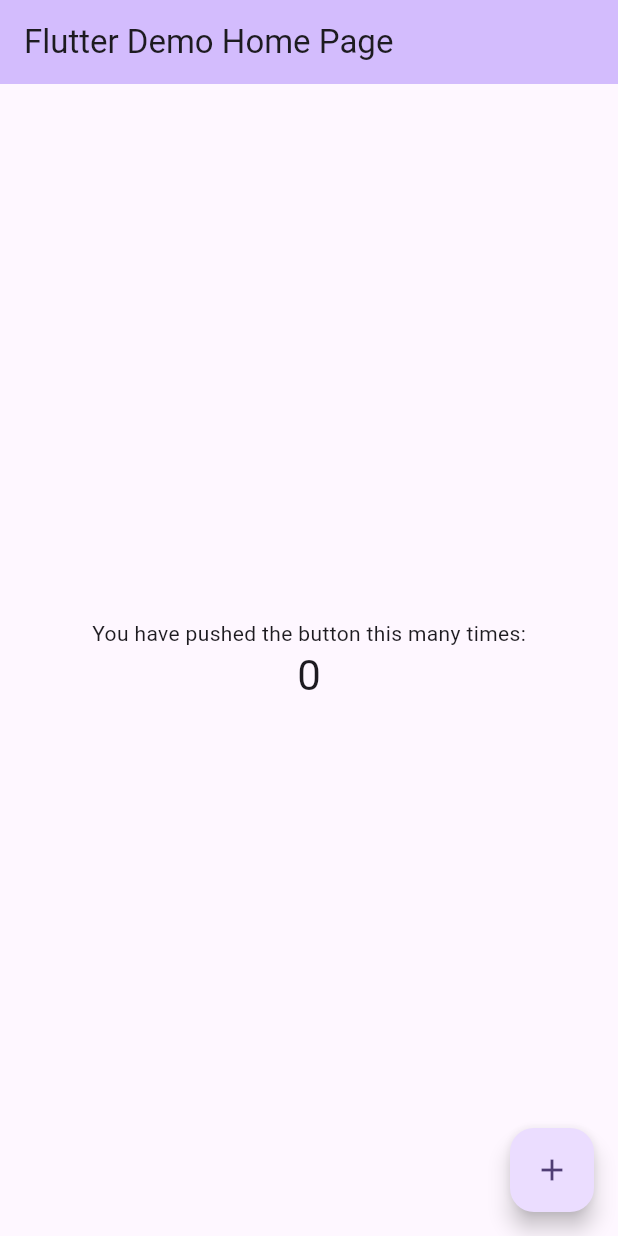
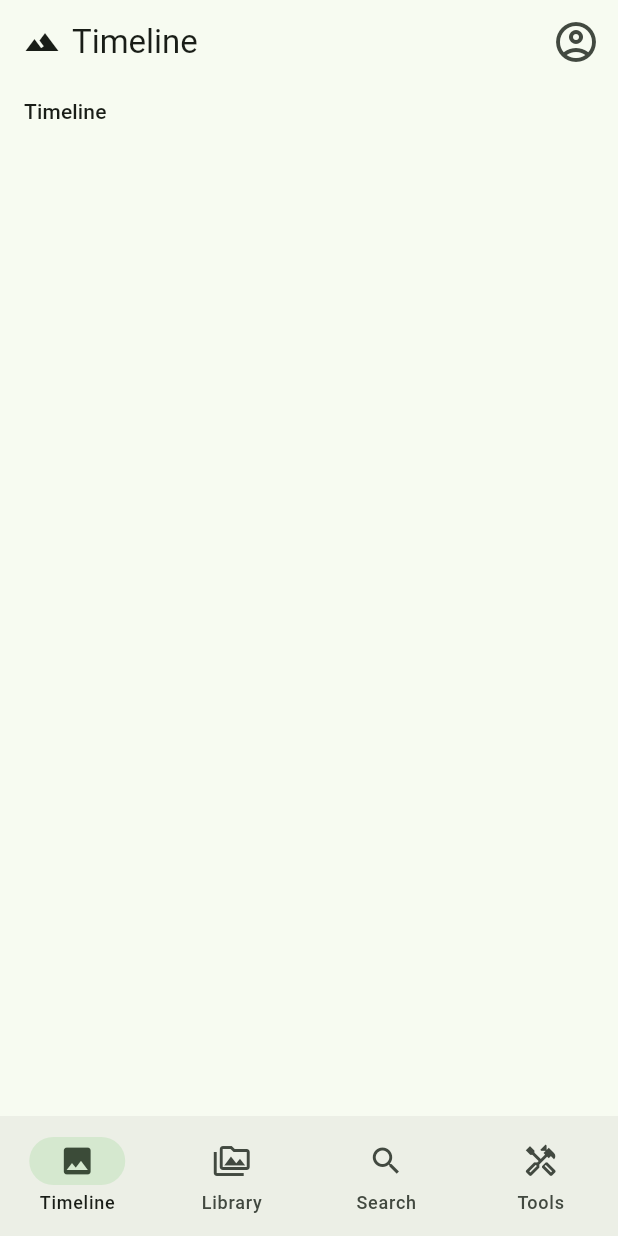
Before and after one commit to vyacheslavbytsko/Gallery, a Flutter app: the screen it shows after launch, on a phone screen of 412 x 824 dp. Run offline on Flutter 3.47's test engine with Material 3 defaults, Android fonts, the phone set to English and light mode, and no system bars; drawn by our look-alikes of dynamic_color; our stand-ins replace go_router.

Commit message:
v0.0.1 (#1)
* v0.0.1

* v0.0.1 fix

```diff
--- a/lib/main.dart
+++ b/lib/main.dart
@@ -1,8 +1,23 @@
+import 'package:dynamic_color/dynamic_color.dart';
 import 'package:flutter/material.dart';
+import 'package:flutter/services.dart';
+import 'package:gallery/screens/home/home_screen.dart';
+import 'package:gallery/screens/settings/settings_screen.dart';
+import 'package:go_router/go_router.dart';
 
 void main() {
   runApp(const MyApp());
 }
+
+GoRouter router = GoRouter(
+  initialLocation: "/timeline",
+  routes: [
+    homeScreenRoute,
+    GoRoute(
+      path: "/settings",
+      builder: (context, state) => const SettingsScreen()),
+  ],
+);
 
 class MyApp extends StatelessWidget {
   const MyApp({super.key});
@@ -10,116 +25,24 @@ class MyApp extends StatelessWidget {
   // This widget is the root of your application.
   @override
   Widget build(BuildContext context) {
-    return MaterialApp(
-      title: 'Flutter Demo',
-      theme: ThemeData(
-        // This is the theme of your application.
-        //
-        // TRY THIS: Try running your application with "flutter run". You'll see
-        // the application has a purple toolbar. Then, without quitting the app,
-        // try changing the seedColor in the colorScheme below to Colors.green
-        // and then invoke "hot reload" (save your changes or press the "hot
-        // reload" button in a Flutter-supported IDE, or press "r" if you used
-        // the command line to start the app).
-        //
-        // Notice that the counter didn't reset back to zero; the application
-        // state is not lost during the reload. To reset the state, use hot
-        // restart instead.
-        //
-        // This works for code too, not just values: Most code changes can be
-        // tested with just a hot reload.
-        colorScheme: ColorScheme.fromSeed(seedColor: Colors.deepPurple),
-        useMaterial3: true,
-      ),
-      home: const MyHomePage(title: 'Flutter Demo Home Page'),
-    );
+    SystemChrome.setEnabledSystemUIMode(SystemUiMode.edgeToEdge);
+    SystemChrome.setSystemUIOverlayStyle(const SystemUiOverlayStyle(
+        systemNavigationBarColor: Colors.transparent));
+
+    return DynamicColorBuilder(
+        builder: (ColorScheme? lightDynamic, ColorScheme? darkDynamic) {
+          ColorScheme lightColorScheme = lightDynamic?.harmonized() ??
+              ColorScheme.fromSeed(seedColor: Colors.green);
+          ColorScheme darkColorScheme = darkDynamic?.harmonized() ??
+              ColorScheme.fromSeed(
+                  seedColor: Colors.green, brightness: Brightness.dark);
+          return MaterialApp.router(
+            routerConfig: router,
+            title: 'Gallery',
+            theme: ThemeData(colorScheme: lightColorScheme),
+            darkTheme: ThemeData(colorScheme: darkColorScheme),
+            themeMode: ThemeMode.system,
+          );
+        });
   }
 }
-
-class MyHomePage extends StatefulWidget {
-  const MyHomePage({super.key, required this.title});
-
-  // This widget is the home page of your application. It is stateful, meaning
-  // that it has a State object (defined below) that contains fields that affect
-  // how it looks.
-
-  // This class is the configuration for the state. It holds the values (in this
-  // case the title) provided by the parent (in this case the App widget) and
-  // used by the build method of the State. Fields in a Widget subclass are
-  // always marked "final".
-
-  final String title;
-
-  @override
-  State<MyHomePage> createState() => _MyHomePageState();
-}
-
-class _MyHomePageState extends State<MyHomePage> {
-  int _counter = 0;
-
-  void _incrementCounter() {
-    setState(() {
-      // This call to setState tells the Flutter framework that something has
-      // changed in this State, which causes it to rerun the build method below
-      // so that the display can reflect the updated values. If we changed
-      // _counter without calling setState(), then the build method would not be
-      // called again, and so nothing would appear to happen.
-      _counter++;
-    });
-  }
-
-  @override
-  Widget build(BuildContext context) {
-    // This method is rerun every time setState is called, for instance as done
-    // by the _incrementCounter method above.
-    //
-    // The Flutter framework has been optimized to make rerunning build methods
-    // fast, so that you can just rebuild anything that needs updating rather
-    // than having to individually change instances of widgets.
-    return Scaffold(
-      appBar: AppBar(
-        // TRY THIS: Try changing the color here to a specific color (to
-        // Colors.amber, perhaps?) and trigger a hot reload to see the AppBar
-        // change color while the other colors stay the same.
-        backgroundColor: Theme.of(context).colorScheme.inversePrimary,
-        // Here we take the value from the MyHomePage object that was created by
-        // the App.build method, and use it to set our appbar title.
-        title: Text(widget.title),
-      ),
-      body: Center(
-        // Center is a layout widget. It takes a single child and positions it
-        // in the middle of the parent.
-        child: Column(
-          // Column is also a layout widget. It takes a list of children and
-          // arranges them vertically. By default, it sizes itself to fit its
-          // children horizontally, and tries to be as tall as its parent.
-          //
-          // Column has various properties to control how it sizes itself and
-          // how it positions its children. Here we use mainAxisAlignment to
-          // center the children vertically; the main axis here is the vertical
-          // axis because Columns are vertical (the cross axis would be
-          // horizontal).
-          //
-          // TRY THIS: Invoke "debug painting" (choose the "Toggle Debug Paint"
-          // action in the IDE, or press "p" in the console), to see the
-          // wireframe for each widget.
-          mainAxisAlignment: MainAxisAlignment.center,
-          children: <Widget>[
-            const Text(
-              'You have pushed the button this many times:',
-            ),
-            Text(
-              '$_counter',
-              style: Theme.of(context).textTheme.headlineMedium,
-            ),
-          ],
-        ),
-      ),
-      floatingActionButton: FloatingActionButton(
-        onPressed: _incrementCounter,
-        tooltip: 'Increment',
-        child: const Icon(Icons.add),
-      ), // This trailing comma makes auto-formatting nicer for build methods.
-    );
-  }
-}
--- /dev/null
+++ b/lib/screens/home/fragments/timeline_fragment.dart
@@ -0,0 +1,33 @@
+import 'package:flutter/material.dart';
+
+import '../home_app_bar.dart';
+
+class HomeScreenTimelineFragment extends StatefulWidget {
+  const HomeScreenTimelineFragment({super.key});
+
+  @override
+  State<HomeScreenTimelineFragment> createState() => _HomeScreenTimelineFragmentState();
+}
+
+class _HomeScreenTimelineFragmentState extends State<HomeScreenTimelineFragment> {
+  @override
+  Widget build(BuildContext context) {
+    return Scaffold(
+      body: CustomScrollView(
+          slivers: [
+            if(MediaQuery.orientationOf(context) == Orientation.portrait) const HomeAppBar(title: "Timeline", floating: true,),
+            SliverList(
+              delegate: SliverChildListDelegate(
+                  [
+                    Padding(
+                      padding: const EdgeInsets.symmetric(vertical: 8, horizontal: 16),
+                      child: Text("Timeline", style: Theme.of(context).textTheme.labelLarge, maxLines: 1, softWrap: false,),
+                    ),
+                  ]
+              ),
+            ),
+          ]
+      ),
+    );
+  }
+}
--- /dev/null
+++ b/lib/screens/home/home_screen.dart
@@ -0,0 +1,140 @@
+import 'package:flutter/material.dart';
+import 'package:go_router/go_router.dart';
+
+import 'fragments/library_fragment.dart';
+import 'fragments/search_fragment.dart';
+import 'fragments/timeline_fragment.dart';
+import 'fragments/tools_fragment.dart';
+
+StatefulShellRoute homeScreenRoute = StatefulShellRoute.indexedStack(
+    builder: (BuildContext context, GoRouterState state,
+        StatefulNavigationShell navigationShell) {
+      return HomeScreen(navigationShell: navigationShell);
+    },
+    branches: List<StatefulShellBranch>.generate(
+        destinations.length,
+        (index) => shellBranchWithFragment(
+            destinations[index].fragment, destinations[index].path)));
+
+class HomeScreen extends StatelessWidget {
+  const HomeScreen({super.key, required this.navigationShell});
+
+  final StatefulNavigationShell navigationShell;
+
+  @override
+  Widget build(BuildContext context) {
+    return MediaQuery.orientationOf(context) == Orientation.portrait
+        ? Scaffold(
+            body: navigationShell,
+            bottomNavigationBar: NavigationBar(
+                elevation: 3,
+                onDestinationSelected: (int index) => _onTap(context, index),
+                selectedIndex: navigationShell.currentIndex,
+                destinations: List.generate(
+                    destinations.length,
+                    (index) => NavigationDestination(
+                        icon: destinations[index].icon,
+                        label: destinations[index].label,
+                        selectedIcon: destinations[index].selectedIcon))))
+        : Scaffold(
+            appBar: AppBar(
+              elevation: 3,
+              title: const Padding(
+                padding: EdgeInsets.all(12.0),
+                child: Row(
+                  children: [
+                    Icon(Icons.landscape),
+                    SizedBox(width: 8),
+                    Text("Beshence Gallery"),
+                  ],
+                ),
+              ),
+              actions: [
+                IconButton(onPressed: () {}, icon: const Icon(Icons.account_circle_outlined, size: 32)),
+                const SizedBox(width: 4),
+              ],
+            ),
+            body: Row(
+              children: [
+                Column(mainAxisSize: MainAxisSize.min, children: [
+                  Flexible(
+                    fit: FlexFit.tight,
+                    child: Material(
+                      child: NavigationRail(
+                        backgroundColor: ElevationOverlay.applySurfaceTint(Theme.of(context).colorScheme.background, Theme.of(context).colorScheme.surfaceTint, 3),
+                        extended: true,
+                        labelType: NavigationRailLabelType.none,
+                        selectedIndex: navigationShell.currentIndex,
+                        onDestinationSelected: (int index) =>
+                            _onTap(context, index),
+                        destinations: List.generate(
+                          destinations.length,
+                          (index) => NavigationRailDestination(
+                            icon: destinations[index].icon,
+                            label: Text(destinations[index].label),
+                            selectedIcon: destinations[index].selectedIcon,
+                          ),
+                        ),
+                      ),
+                    ),
+                  )
+                ]),
+                Expanded(child: navigationShell)
+              ],
+            ),
+          );
+  }
+
+  void _onTap(BuildContext context, int index) {
+    navigationShell.goBranch(
+      index,
+      initialLocation: index == navigationShell.currentIndex,
+    );
+  }
+}
+
+StatefulShellBranch shellBranchWithFragment(Widget fragment, String link) {
+  return StatefulShellBranch(
+    routes: <RouteBase>[
+      GoRoute(
+        path: link,
+        pageBuilder: (context, state) {
+          return CustomTransitionPage(
+            key: state.pageKey,
+            child: fragment,
+            transitionsBuilder:
+                (context, animation, secondaryAnimation, child) {
+              return FadeTransition(
+                opacity:
+                    CurveTween(curve: Curves.easeInOutCirc).animate(animation),
+                child: child,
+              );
+            },
+          );
+        },
+      ),
+    ],
+  );
+}
+
+class Destination {
+  final String label;
+  final Icon icon;
+  final Icon selectedIcon;
+  final String path;
+  final Widget fragment;
+
+  const Destination(
+      this.label, this.icon, this.selectedIcon, this.path, this.fragment);
+}
+
+List<Destination> destinations = const [
+  Destination("Timeline", Icon(Icons.photo_outlined), Icon(Icons.photo),
+      "/timeline", HomeScreenTimelineFragment()),
+  Destination("Library", Icon(Icons.perm_media_outlined),
+      Icon(Icons.perm_media), "/library", HomeScreenLibraryFragment()),
+  Destination("Search", Icon(Icons.search_outlined), Icon(Icons.search),
+      "/search", HomeScreenSearchFragment()),
+  Destination("Tools", Icon(Icons.handyman_outlined), Icon(Icons.handyman),
+      "/tools", HomeScreenToolsFragment())
+];
--- a/pubspec.yaml
+++ b/pubspec.yaml
@@ -16,7 +16,7 @@ publish_to: 'none' # Remove this line if you wish to publish to pub.dev
 # https://developer.apple.com/library/archive/documentation/General/Reference/InfoPlistKeyReference/Articles/CoreFoundationKeys.html
 # In Windows, build-name is used as the major, minor, and patch parts
 # of the product and file versions while build-number is used as the build suffix.
-version: 1.0.0+1
+version: 0.0.1+1
 
 environment:
   sdk: '>=3.3.4 <4.0.0'
@@ -35,6 +35,8 @@ dependencies:
   # The following adds the Cupertino Icons font to your application.
   # Use with the CupertinoIcons class for iOS style icons.
   cupertino_icons: ^1.0.6
+  go_router: ^14.6.2
+  dynamic_color: ^1.7.0
 
 dev_dependencies:
   flutter_test:
```
Also changed, not shown: lib/screens/home/fragments/library_fragment.dart (added, +33 -0 lines), lib/screens/home/fragments/search_fragment.dart (added, +33 -0 lines), lib/screens/home/fragments/tools_fragment.dart (added, +33 -0 lines), lib/screens/home/home_app_bar.dart (added, +28 -0 lines), lib/screens/settings/settings_screen.dart (added, +33 -0 lines), pubspec.lock, 5 other files.
